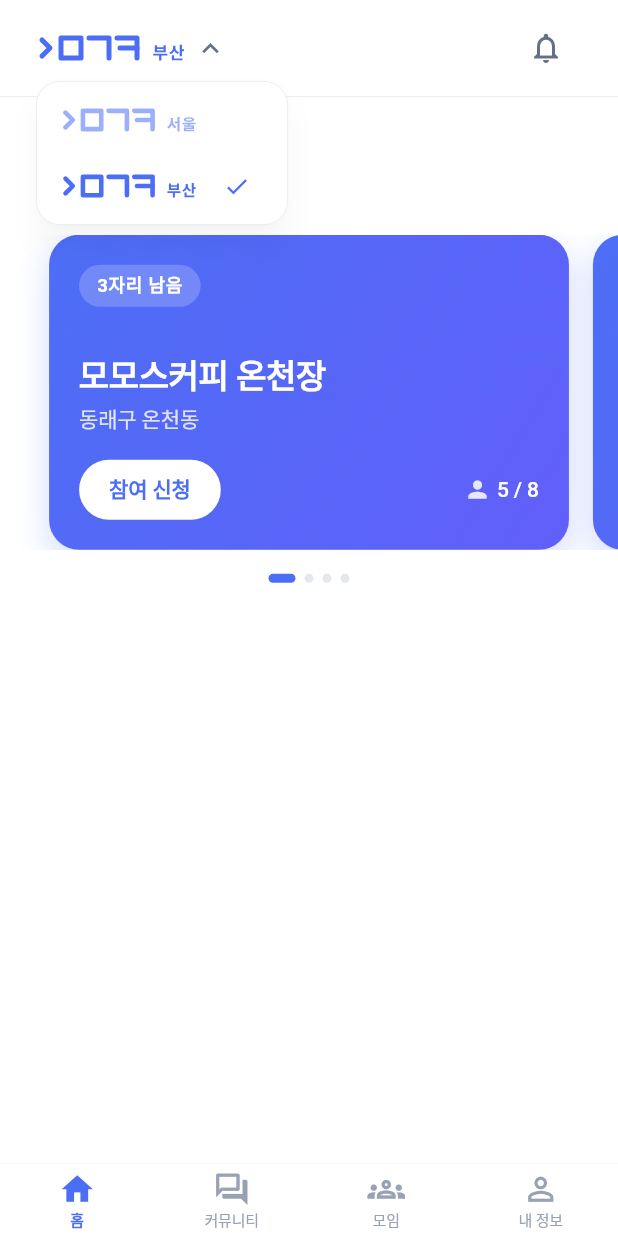
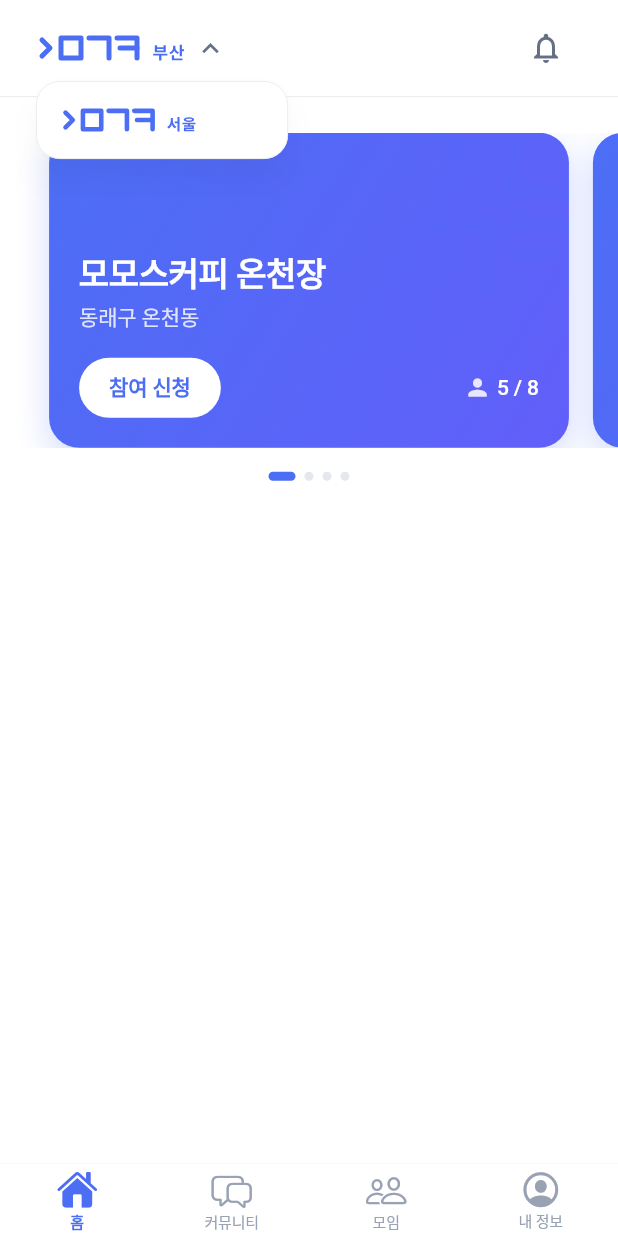
Before and after one commit to mogacko/mogakco-frontend, a Flutter app: the AppShell screen opened by its route, after a tap on an icon or button, on a phone screen of 412 x 824 dp. Run offline on Flutter 3.47's test engine with Material 3 defaults, Android fonts, the phone set to English and light mode, and no system bars; our stand-ins replace flutter_riverpod, flutter_svg, go_router; Roboto replaces fonts that are missing (Pretendard).

Commit message:
refactor: 홈 문구를 걷어내고 탭 아이콘을 SF Symbols 계열로 교체
문구 정리
- '지금 모집 중' 제목과 부연 문구 삭제. 카드가 스스로 설명한다
- 카드의 'N자리 남음' 칩 삭제. 인원 표기가 같은 정보를 담고 있다
- 마감 상태는 잠긴 버튼으로만 드러낸다

지역 메뉴
- 현재 지역은 헤더 워드마크가 보여주므로 메뉴 목록에서 뺀다
- 선택 표시용 체크 아이콘도 함께 걷어냈다

탭 바
- Material 아이콘을 CupertinoIcons 로 교체했다. 획 굵기와 형태가 달라
  Material 아이콘으로는 iOS 탭 바처럼 보이지 않는다
- 아이콘을 27pt 로 키우고 라벨 간격을 2pt 로 좁혔다

골든
- MaterialIcons·CupertinoIcons 폰트를 등록해 아이콘이 네모로 찍히지 않게 했다
- fontPackage 가 붙은 폰트는 'packages/<패키지>/<패밀리>' 로 등록해야 잡힌다

테스트 94개 통과

```diff
--- a/app/lib/features/home/presentation/home_screen.dart
+++ b/app/lib/features/home/presentation/home_screen.dart
@@ -27,12 +27,7 @@ class HomeScreen extends ConsumerWidget {
               child: ListView(
                 padding: const EdgeInsets.only(bottom: AppSpacing.huge),
                 children: [
-                  const SizedBox(height: AppSpacing.xl),
-                  const _SectionTitle(
-                    title: '지금 모집 중',
-                    subtitle: '자리 잡고 같이 앉을 사람들',
-                  ),
-                  const SizedBox(height: AppSpacing.lg),
+                  const SizedBox(height: AppSpacing.xxl),
                   MeetupCarousel(
                     meetups: meetups,
                     onToggleJoin: (id) =>
@@ -47,34 +42,3 @@ class HomeScreen extends ConsumerWidget {
     );
   }
 }
-
-class _SectionTitle extends StatelessWidget {
-  const _SectionTitle({required this.title, required this.subtitle});
-
-  final String title;
-  final String subtitle;
-
-  @override
-  Widget build(BuildContext context) {
-    final colors = context.colors;
-
-    return Padding(
-      padding: const EdgeInsets.symmetric(
-        horizontal: AppSpacing.screenHorizontal,
-      ),
-      child: Column(
-        crossAxisAlignment: CrossAxisAlignment.start,
-        children: [
-          Text(title, style: context.texts.headlineMedium),
-          const SizedBox(height: AppSpacing.xs),
-          Text(
-            subtitle,
-            style: context.texts.bodyMedium?.copyWith(
-              color: colors.textSecondary,
-            ),
-          ),
-        ],
-      ),
-    );
-  }
-}
--- a/app/lib/features/home/presentation/widgets/home_header.dart
+++ b/app/lib/features/home/presentation/widgets/home_header.dart
@@ -10,8 +10,8 @@ import '../../../../shared/widgets/mogacko_logo.dart';
 /// 홈 상단 바.
 ///
 /// 현재 지역의 워드마크를 왼쪽에 두고, 그 옆 화살표로 지역을 바꾼다.
-/// 목록은 화면을 가로지르지 않고 로고 바로 아래에 메뉴로 뜬다.
-/// 항목도 지역명 대신 워드마크라 지금 무엇을 고르는지가 그대로 보인다.
+/// 메뉴는 로고 바로 아래에 뜨고 지금 지역은 빼고 보여준다.
+/// 어디에 있는지는 헤더가 이미 말하고 있어 목록에 또 둘 이유가 없다.
 class HomeHeader extends ConsumerStatefulWidget {
   const HomeHeader({super.key});
 
@@ -103,13 +103,14 @@ class _ChapterMenu extends StatelessWidget {
         borderRadius: BorderRadius.circular(AppRadius.lg),
         side: BorderSide(color: colors.border, width: 0.5),
       ),
+      // 지금 지역은 헤더 워드마크가 이미 보여주므로 목록에서 뺀다.
       itemBuilder: (context) => [
-        for (final chapter in Chapter.open)
+        for (final chapter in Chapter.open.where((c) => c != current))
           PopupMenuItem<Chapter>(
             value: chapter,
             height: 44,
             padding: const EdgeInsets.symmetric(horizontal: AppSpacing.lg),
-            child: _MenuRow(chapter: chapter, selected: chapter == current),
+            child: MogackoLogo.chapter(chapter: chapter, size: 22),
           ),
       ],
       child: Row(
@@ -131,28 +132,3 @@ class _ChapterMenu extends StatelessWidget {
     );
   }
 }
-
-class _MenuRow extends StatelessWidget {
-  const _MenuRow({required this.chapter, required this.selected});
-
-  final Chapter chapter;
-  final bool selected;
-
-  @override
-  Widget build(BuildContext context) {
-    final colors = context.colors;
-
-    return Row(
-      children: [
-        // 선택되지 않은 지역은 한 톤 죽여 현재 지역이 먼저 눈에 들어오게 한다.
-        Opacity(
-          opacity: selected ? 1 : 0.55,
-          child: MogackoLogo.chapter(chapter: chapter, size: 22),
-        ),
-        const SizedBox(width: AppSpacing.lg),
-        if (selected)
-          Icon(Icons.check, size: AppSize.iconSm, color: colors.primary),
-      ],
-    );
-  }
-}
--- a/app/lib/features/home/presentation/widgets/meetup_carousel.dart
+++ b/app/lib/features/home/presentation/widgets/meetup_carousel.dart
@@ -114,7 +114,6 @@ class _MeetupCard extends StatelessWidget {
               child: Column(
                 crossAxisAlignment: CrossAxisAlignment.start,
                 children: [
-                  _StatusChip(meetup: meetup),
                   const Spacer(),
                   Text(
                     meetup.placeName,
@@ -145,36 +144,6 @@ class _MeetupCard extends StatelessWidget {
               ),
             ),
           ],
-        ),
-      ),
-    );
-  }
-}
-
-/// 카드 상단의 모집 상태
-class _StatusChip extends StatelessWidget {
-  const _StatusChip({required this.meetup});
-
-  final Meetup meetup;
-
-  @override
-  Widget build(BuildContext context) {
-    final label = meetup.isFull ? '모집 마감' : '${meetup.remaining}자리 남음';
-
-    return Container(
-      decoration: BoxDecoration(
-        color: Colors.white.withValues(alpha: 0.20),
-        borderRadius: BorderRadius.circular(AppRadius.full),
-      ),
-      padding: const EdgeInsets.symmetric(
-        horizontal: AppSpacing.md,
-        vertical: AppSpacing.xs + 1,
-      ),
-      child: Text(
-        label,
-        style: context.texts.labelSmall?.copyWith(
-          color: Colors.white,
-          fontWeight: FontWeight.w600,
         ),
       ),
     );
--- a/app/lib/shared/widgets/app_bottom_nav.dart
+++ b/app/lib/shared/widgets/app_bottom_nav.dart
@@ -1,16 +1,27 @@
 import 'dart:ui';
 
+import 'package:flutter/cupertino.dart' show CupertinoIcons;
 import 'package:flutter/material.dart';
 
-import '../../core/theme/app_spacing.dart';
 import '../../core/theme/app_theme.dart';
 
 /// 하단 탭 정의.
+///
+/// 아이콘은 SF Symbols를 옮겨온 [CupertinoIcons]를 쓴다. Material 아이콘은
+/// 획이 두껍고 형태가 달라 iOS 탭 바처럼 보이지 않는다.
 enum AppTab {
-  home('홈', Icons.home_outlined, Icons.home),
-  community('커뮤니티', Icons.forum_outlined, Icons.forum),
-  meetup('모임', Icons.groups_outlined, Icons.groups),
-  profile('내 정보', Icons.person_outline, Icons.person);
+  home('홈', CupertinoIcons.house, CupertinoIcons.house_fill),
+  community(
+    '커뮤니티',
+    CupertinoIcons.bubble_left_bubble_right,
+    CupertinoIcons.bubble_left_bubble_right_fill,
+  ),
+  meetup('모임', CupertinoIcons.person_2, CupertinoIcons.person_2_fill),
+  profile(
+    '내 정보',
+    CupertinoIcons.person_crop_circle,
+    CupertinoIcons.person_crop_circle_fill,
+  );
 
   const AppTab(this.label, this.icon, this.activeIcon);
 
@@ -107,8 +118,8 @@ class _TabItem extends StatelessWidget {
         child: Column(
           mainAxisAlignment: MainAxisAlignment.center,
           children: [
-            Icon(selected ? tab.activeIcon : tab.icon, size: 25, color: color),
-            const SizedBox(height: AppSpacing.xs - 2),
+            Icon(selected ? tab.activeIcon : tab.icon, size: 27, color: color),
+            const SizedBox(height: 2),
             Text(
               tab.label,
               style: TextStyle(
```
Also changed, not shown: 14 other files.
